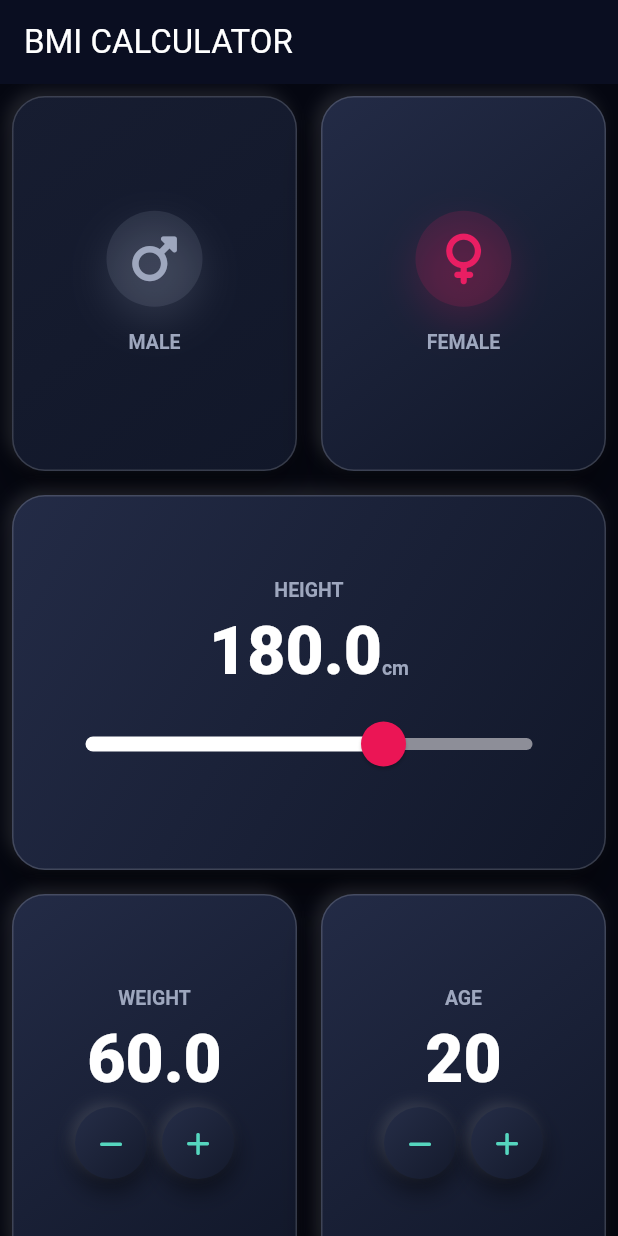
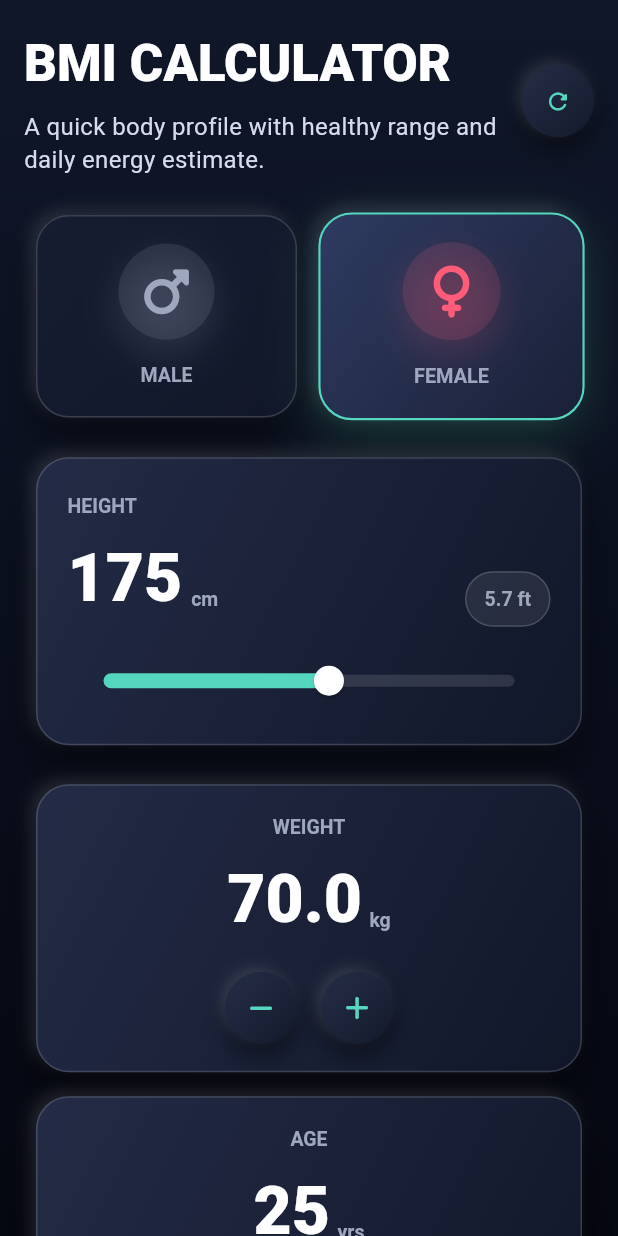
Before and after one commit to RensithUdara/bmi_calculator, a Flutter app: the screen it shows after launch, after a tap on "FEMALE", on a phone screen of 412 x 824 dp. Run offline on Flutter 3.47's test engine with Material 3 defaults, Android fonts, the phone set to English and light mode, and no system bars; our stand-ins replace font_awesome_flutter.

Commit message:
refactor: Simplify InputPage structure and enhance UI components

```diff
--- a/lib/screens/input_page.dart
+++ b/lib/screens/input_page.dart
@@ -1,14 +1,12 @@
-import 'dart:math' as math;
-
 import 'package:flutter/material.dart';
 import 'package:font_awesome_flutter/font_awesome_flutter.dart';
+import 'package:bmicalc/calculator_brain.dart';
+import 'package:bmicalc/components/bottom_button.dart';
 import 'package:bmicalc/components/icon_content.dart';
 import 'package:bmicalc/components/reusable_card.dart';
+import 'package:bmicalc/components/round_icon_button.dart';
 import 'package:bmicalc/constants.dart';
 import 'package:bmicalc/screens/results_page.dart';
-import 'package:bmicalc/components/bottom_button.dart';
-import 'package:bmicalc/components/round_icon_button.dart';
-import 'package:bmicalc/calculator_brain.dart';
 
 enum Gender {
   male,
@@ -23,45 +21,170 @@ class InputPage extends StatefulWidget {
 }
 
 class _InputPageState extends State<InputPage> {
-  Gender? selectedGender;
-  double height = 180;
-  double weight = 60;
-  int age = 20;
+  Gender selectedGender = Gender.male;
+  ActivityLevel activityLevel = ActivityLevel.moderate;
+  double height = 175;
+  double weight = 70;
+  int age = 25;
+
+  void _resetValues() {
+    setState(() {
+      selectedGender = Gender.male;
+      activityLevel = ActivityLevel.moderate;
+      height = 175;
+      weight = 70;
+      age = 25;
+    });
+  }
+
+  void _openResults() {
+    final calc = CalculatorBrain(
+      height: height,
+      weight: weight,
+      age: age,
+      profile:
+          selectedGender == Gender.male ? BodyProfile.male : BodyProfile.female,
+      activityLevel: activityLevel,
+    );
+
+    Navigator.push(
+      context,
+      MaterialPageRoute(
+        builder: (context) => ResultsPage(report: calc.buildReport()),
+      ),
+    );
+  }
 
   @override
   Widget build(BuildContext context) {
     return Scaffold(
-      appBar: AppBar(
-        title: const Text('BMI CALCULATOR'),
-        backgroundColor: const Color(0xFF0A0E21),
+      body: Container(
+        decoration: const BoxDecoration(
+          gradient: LinearGradient(
+            begin: Alignment.topCenter,
+            end: Alignment.bottomCenter,
+            colors: [kBackgroundTop, kBackgroundBottom],
           ),
-      body: LayoutBuilder(
+        ),
+        child: SafeArea(
+          child: LayoutBuilder(
             builder: (context, constraints) {
-          final contentHeight = math.max(constraints.maxHeight, 900.0);
-
               return SingleChildScrollView(
-            child: SizedBox(
-              height: contentHeight,
+                padding: const EdgeInsets.fromLTRB(16, 18, 16, 8),
+                child: Center(
+                  child: ConstrainedBox(
+                    constraints: const BoxConstraints(maxWidth: 820),
                     child: Column(
                       crossAxisAlignment: CrossAxisAlignment.stretch,
-                children: <Widget>[
-                  Expanded(
-                    child: Row(
-                      children: <Widget>[
+                      children: [
+                        _Header(onReset: _resetValues),
+                        const SizedBox(height: 18),
+                        _GenderSelector(
+                          selectedGender: selectedGender,
+                          onChanged: (gender) {
+                            setState(() => selectedGender = gender);
+                          },
+                        ),
+                        const SizedBox(height: 10),
+                        _HeightCard(
+                          height: height,
+                          onChanged: (value) {
+                            setState(() => height = value);
+                          },
+                        ),
+                        const SizedBox(height: 10),
+                        _MetricGrid(
+                          weight: weight,
+                          age: age,
+                          onWeightChanged: (value) {
+                            setState(() => weight = value.clamp(20, 250));
+                          },
+                          onAgeChanged: (value) {
+                            setState(() => age = value.clamp(1, 120));
+                          },
+                        ),
+                        const SizedBox(height: 10),
+                        _ActivitySelector(
+                          selected: activityLevel,
+                          onChanged: (value) {
+                            setState(() => activityLevel = value);
+                          },
+                        ),
+                        BottomButton(
+                          buttonTitle: 'CALCULATE',
+                          icon: Icons.monitor_heart_outlined,
+                          onTap: _openResults,
+                        ),
+                      ],
+                    ),
+                  ),
+                ),
+              );
+            },
+          ),
+        ),
+      ),
+    );
+  }
+}
+
+class _Header extends StatelessWidget {
+  const _Header({required this.onReset});
+
+  final VoidCallback onReset;
+
+  @override
+  Widget build(BuildContext context) {
+    return Row(
+      children: [
+        const Expanded(
+          child: Column(
+            crossAxisAlignment: CrossAxisAlignment.start,
+            children: [
+              Text('BMI CALCULATOR', style: kTitleTextStyle),
+              SizedBox(height: 6),
+              Text(
+                'A quick body profile with healthy range and daily energy estimate.',
+                style: kBodyTextStyle,
+              ),
+            ],
+          ),
+        ),
+        const SizedBox(width: 14),
+        Tooltip(
+          message: 'Reset values',
+          child: RoundIconButton(
+            icon: Icons.refresh_rounded,
+            onPressed: onReset,
+          ),
+        ),
+      ],
+    );
+  }
+}
+
+class _GenderSelector extends StatelessWidget {
+  const _GenderSelector({
+    required this.selectedGender,
+    required this.onChanged,
+  });
+
+  final Gender selectedGender;
+  final ValueChanged<Gender> onChanged;
+
+  @override
+  Widget build(BuildContext context) {
+    return Row(
+      children: [
         Expanded(
           child: ReusableCard(
-                            onPress: () {
-                              setState(() {
-                                selectedGender = Gender.male;
-                              });
-                            },
-                            colour: selectedGender == Gender.male
-                                ? kActiveCardColour
-                                : kInactiveCardColour,
+            onPress: () => onChanged(Gender.male),
+            isSelected: selectedGender == Gender.male,
+            colour: kInactiveCardColour,
             cardChild: IconContent(
               icon: FontAwesomeIcons.mars,
               colour: selectedGender == Gender.male
-                                  ? Colors.blue
+                  ? kAccentColorAlt
                   : kInactiveIconColour,
               label: 'MALE',
             ),
@@ -69,203 +192,257 @@ class _InputPageState extends State<InputPage> {
         ),
         Expanded(
           child: ReusableCard(
-                            onPress: () {
-                              setState(() {
-                                selectedGender = Gender.female;
-                              });
-                            },
-                            colour: selectedGender == Gender.female
-                                ? kActiveCardColour
-                                : kInactiveCardColour,
+            onPress: () => onChanged(Gender.female),
+            isSelected: selectedGender == Gender.female,
+            colour: kInactiveCardColour,
             cardChild: IconContent(
               icon: FontAwesomeIcons.venus,
               colour: selectedGender == Gender.female
-                                  ? Colors.pink
+                  ? kAccentColor
                   : kInactiveIconColour,
               label: 'FEMALE',
             ),
           ),
         ),
       ],
+    );
+  }
+}
+
+class _HeightCard extends StatelessWidget {
+  const _HeightCard({
+    required this.height,
+    required this.onChanged,
+  });
+
+  final double height;
+  final ValueChanged<double> onChanged;
+
+  @override
+  Widget build(BuildContext context) {
+    return ReusableCard(
+      colour: kActiveCardColour,
+      padding: const EdgeInsets.fromLTRB(20, 22, 20, 18),
+      cardChild: Column(
+        crossAxisAlignment: CrossAxisAlignment.start,
+        children: [
+          const Text('HEIGHT', style: kLabelTextStyle),
+          const SizedBox(height: 8),
+          Row(
+            crossAxisAlignment: CrossAxisAlignment.end,
+            children: [
+              Text(height.toStringAsFixed(0), style: kNumberTextStyle),
+              const Padding(
+                padding: EdgeInsets.only(bottom: 9, left: 6),
+                child: Text('cm', style: kLabelTextStyle),
               ),
+              const Spacer(),
+              _MiniPill(text: '${(height / 30.48).toStringAsFixed(1)} ft'),
+            ],
           ),
-                  Expanded(
-                    child: ReusableCard(
-                      colour: kActiveCardColour,
-                      cardChild: Column(
-                        mainAxisAlignment: MainAxisAlignment.center,
-                        children: <Widget>[
-                          const Text(
-                            'HEIGHT',
-                            style: kLabelTextStyle,
-                          ),
-                          Row(
-                            mainAxisAlignment: MainAxisAlignment.center,
-                            crossAxisAlignment: CrossAxisAlignment.baseline,
-                            textBaseline: TextBaseline.alphabetic,
-                            children: <Widget>[
-                              Text(
-                                height.toStringAsFixed(1),
-                                style: kNumberTextStyle,
-                              ),
-                              const Text(
-                                'cm',
-                                style: kLabelTextStyle,
+          const SizedBox(height: 12),
+          Slider(
+            value: height,
+            min: 120,
+            max: 220,
+            divisions: 100,
+            label: '${height.toStringAsFixed(0)} cm',
+            onChanged: onChanged,
           ),
         ],
       ),
-                          SliderTheme(
-                            data: SliderTheme.of(context).copyWith(
-                              inactiveTrackColor: const Color(0xFF8D8E98),
-                              activeTrackColor: Colors.white,
-                              thumbColor: const Color(0xFFEB1555),
-                              overlayColor: const Color(0x29EB1555),
-                              thumbShape: const RoundSliderThumbShape(
-                                enabledThumbRadius: 15.0,
+    );
+  }
+}
+
+class _MetricGrid extends StatelessWidget {
+  const _MetricGrid({
+    required this.weight,
+    required this.age,
+    required this.onWeightChanged,
+    required this.onAgeChanged,
+  });
+
+  final double weight;
+  final int age;
+  final ValueChanged<double> onWeightChanged;
+  final ValueChanged<int> onAgeChanged;
+
+  @override
+  Widget build(BuildContext context) {
+    return LayoutBuilder(
+      builder: (context, constraints) {
+        final isWide = constraints.maxWidth >= 560;
+
+        final cards = [
+          _StepperCard(
+            label: 'WEIGHT',
+            value: weight.toStringAsFixed(1),
+            unit: 'kg',
+            onMinus: () => onWeightChanged(weight - 0.5),
+            onPlus: () => onWeightChanged(weight + 0.5),
+            onMinusLong: () => onWeightChanged(weight - 5),
+            onPlusLong: () => onWeightChanged(weight + 5),
           ),
-                              overlayShape: const RoundSliderOverlayShape(
-                                overlayRadius: 30.0,
+          _StepperCard(
+            label: 'AGE',
+            value: age.toString(),
+            unit: 'yrs',
+            onMinus: () => onAgeChanged(age - 1),
+            onPlus: () => onAgeChanged(age + 1),
+            onMinusLong: () => onAgeChanged(age - 5),
+            onPlusLong: () => onAgeChanged(age + 5),
           ),
-                            ),
-                            child: Slider(
-                              value: height,
-                              min: 120.0,
-                              max: 210.0,
-                              onChanged: (double newValue) {
-                                setState(() {
-                                  height = newValue;
+        ];
+
+        if (isWide) {
+          return Row(
+              children: cards.map((card) => Expanded(child: card)).toList());
+        }
+
+        return Column(children: cards);
+      },
+    );
+  }
+}
+
+class _StepperCard extends StatelessWidget {
+  const _StepperCard({
+    required this.label,
+    required this.value,
+    required this.unit,
+    required this.onMinus,
+    required this.onPlus,
+    required this.onMinusLong,
+    required this.onPlusLong,
   });
-                              },
-                            ),
+
+  final String label;
+  final String value;
+  final String unit;
+  final VoidCallback onMinus;
+  final VoidCallback onPlus;
+  final VoidCallback onMinusLong;
+  final VoidCallback onPlusLong;
+
+  @override
+  Widget build(BuildContext context) {
+    return ReusableCard(
+      colour: kActiveCardColour,
+      cardChild: Column(
+        children: [
+          Text(label, style: kLabelTextStyle),
+          const SizedBox(height: 8),
+          Row(
+            mainAxisAlignment: MainAxisAlignment.center,
+            crossAxisAlignment: CrossAxisAlignment.end,
+            children: [
+              Text(value, style: kNumberTextStyle),
+              Padding(
+                padding: const EdgeInsets.only(bottom: 9, left: 5),
+                child: Text(unit, style: kLabelTextStyle),
               ),
             ],
           ),
-                    ),
-                  ),
-                  Expanded(
-                    child: Row(
-                      children: <Widget>[
-                        Expanded(
-                          child: ReusableCard(
-                            colour: kActiveCardColour,
-                            cardChild: Column(
-                              mainAxisAlignment: MainAxisAlignment.center,
-                              children: <Widget>[
-                                const Text(
-                                  'WEIGHT',
-                                  style: kLabelTextStyle,
-                                ),
-                                Text(
-                                  weight.toStringAsFixed(1),
-                                  style: kNumberTextStyle,
-                                ),
+          const SizedBox(height: 16),
           Row(
             mainAxisAlignment: MainAxisAlignment.center,
-                                  children: <Widget>[
+            children: [
               RoundIconButton(
                 icon: FontAwesomeIcons.minus,
-                                      onPressed: () {
-                                        setState(() {
-                                          weight -= 0.1;
-                                        });
-                                      },
-                                      onLongPressed: () {
-                                        setState(() {
-                                          weight--;
-                                        });
-                                      },
+                onPressed: onMinus,
+                onLongPressed: onMinusLong,
               ),
-                                    const SizedBox(
-                                      width: 10.0,
-                                    ),
+              const SizedBox(width: 16),
               RoundIconButton(
                 icon: FontAwesomeIcons.plus,
-                                      onPressed: () {
-                                        setState(() {
-                                          weight += 0.1;
-                                        });
-                                      },
-                                      onLongPressed: () {
-                                        setState(() {
-                                          weight++;
-                                        });
-                                      },
+                onPressed: onPlus,
+                onLongPressed: onPlusLong,
               ),
             ],
           ),
         ],
       ),
+    );
+  }
+}
+
+class _ActivitySelector extends StatelessWidget {
+  const _ActivitySelector({
+    required this.selected,
+    required this.onChanged,
+  });
+
+  final ActivityLevel selected;
+  final ValueChanged<ActivityLevel> onChanged;
+
+  @override
+  Widget build(BuildContext context) {
+    return ReusableCard(
+      colour: kActiveCardColour,
+      padding: const EdgeInsets.all(18),
+      cardChild: Column(
+        crossAxisAlignment: CrossAxisAlignment.start,
+        children: [
+          const Text('ACTIVITY LEVEL', style: kLabelTextStyle),
+          const SizedBox(height: 14),
+          Wrap(
+            spacing: 10,
+            runSpacing: 10,
+            children: ActivityLevel.values.map((level) {
+              final isSelected = selected == level;
+
+              return ChoiceChip(
+                selected: isSelected,
+                label: Text(level.label),
+                avatar: Icon(
+                  level == ActivityLevel.low
+                      ? Icons.chair_alt_outlined
+                      : level == ActivityLevel.moderate
+                          ? Icons.directions_run_rounded
+                          : Icons.fitness_center_rounded,
+                  size: 18,
                 ),
+                onSelected: (_) => onChanged(level),
+                labelStyle: TextStyle(
+                  color: isSelected ? kBackgroundBottom : Colors.white,
+                  fontWeight: FontWeight.w800,
                 ),
-                        Expanded(
-                          child: ReusableCard(
-                            colour: kActiveCardColour,
-                            cardChild: Column(
-                              mainAxisAlignment: MainAxisAlignment.center,
-                              children: <Widget>[
-                                const Text(
-                                  'AGE',
-                                  style: kLabelTextStyle,
+                selectedColor: kAccentColorAlt,
+                backgroundColor: Colors.white.withValues(alpha: 0.08),
+                side: BorderSide(
+                  color: isSelected ? kAccentColorAlt : kCardBorderColor,
                 ),
-                                Text(
-                                  age.toString(),
-                                  style: kNumberTextStyle,
-                                ),
-                                Row(
-                                  mainAxisAlignment: MainAxisAlignment.center,
-                                  children: <Widget>[
-                                    RoundIconButton(
-                                      icon: FontAwesomeIcons.minus,
-                                      onPressed: () {
-                                        setState(() {
-                                          age--;
-                                        });
-                                      },
-                                    ),
-                                    const SizedBox(
-                                      width: 10.0,
-                                    ),
-                                    RoundIconButton(
-                                      icon: FontAwesomeIcons.plus,
-                                      onPressed: () {
-                                        setState(() {
-                                          age++;
-                                        });
-                                      },
-                                    ),
-                                  ],
-                                ),
-                              ],
-                            ),
-                          ),
-                        ),
-                      ],
-                    ),
-                  ),
-                  BottomButton(
-                    buttonTitle: 'CALCULATE',
-                    onTap: () {
-                      CalculatorBrain calc =
-                          CalculatorBrain(height: height, weight: weight);
-
-                      Navigator.push(
-                        context,
-                        MaterialPageRoute(
-                          builder: (context) => ResultsPage(
-                            bmiResult: calc.getBMI(),
-                            resultText: calc.getResult(),
-                            interpretation: calc.getInterpretation(),
-                          ),
+                padding: const EdgeInsets.symmetric(
+                  horizontal: 12,
+                  vertical: 10,
                 ),
               );
-                    },
+            }).toList(),
           ),
+          const SizedBox(height: 12),
+          Text(selected.description, style: kBodyTextStyle),
         ],
-              ),
-            ),
-          );
-        },
       ),
     );
   }
 }
+
+class _MiniPill extends StatelessWidget {
+  const _MiniPill({required this.text});
+
+  final String text;
+
+  @override
+  Widget build(BuildContext context) {
+    return Container(
+      padding: const EdgeInsets.symmetric(horizontal: 12, vertical: 8),
+      decoration: BoxDecoration(
+        color: Colors.white.withValues(alpha: 0.08),
+        borderRadius: BorderRadius.circular(999),
+        border: Border.all(color: kCardBorderColor),
+      ),
+      child: Text(text, style: kLabelTextStyle),
+    );
+  }
+}
```
Lines whose indentation alone changed are shown as unchanged.
